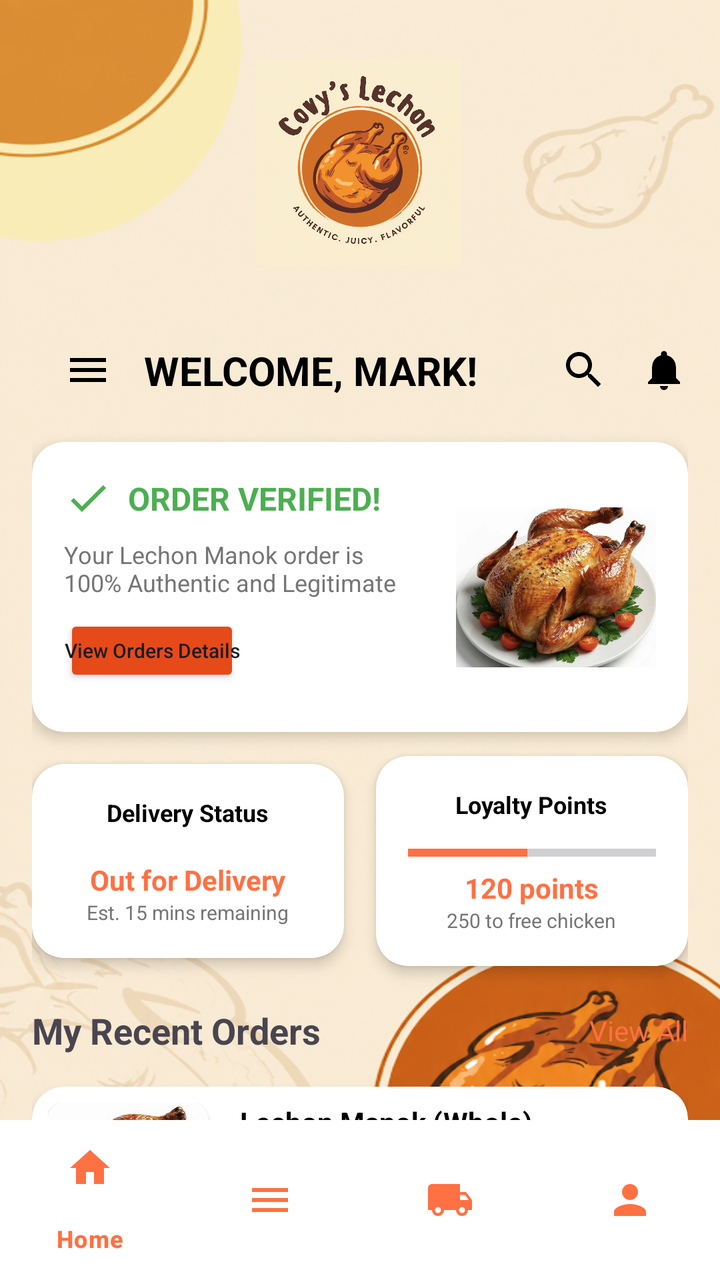
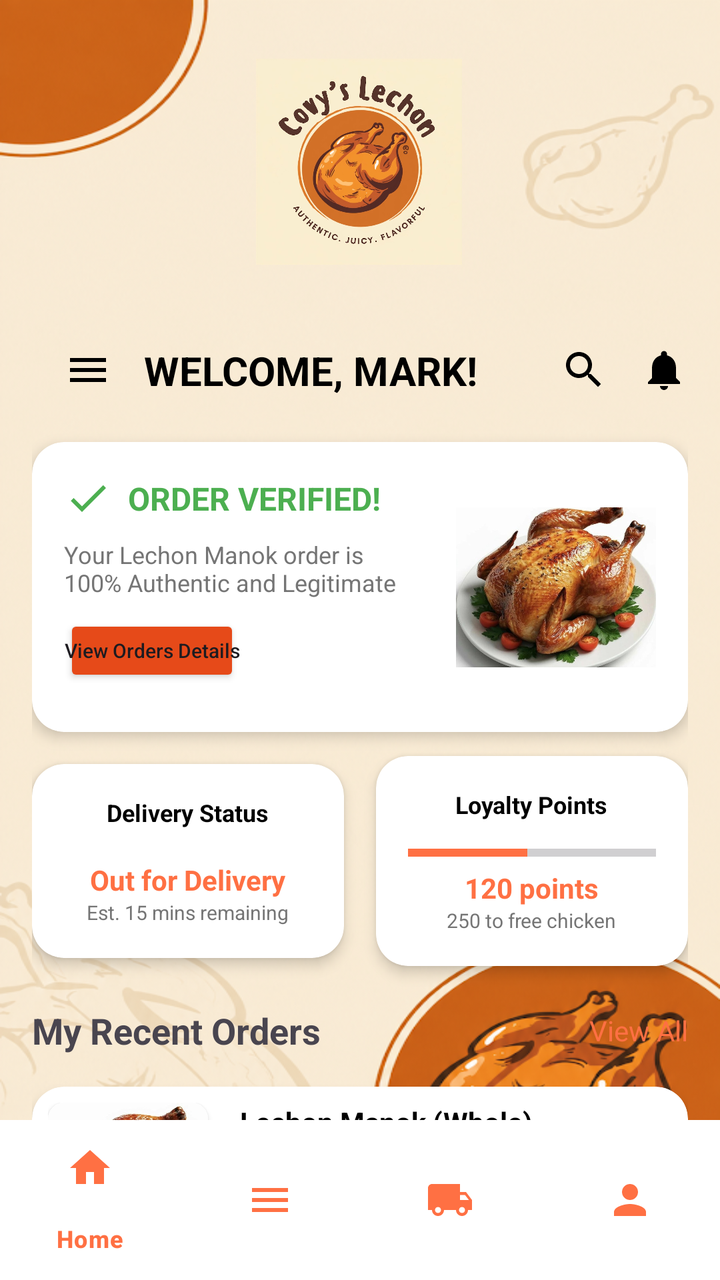

An Android layout rendered at two revisions. The XML below is the earlier revision; the diff shows what the commit changed to produce the second picture.
<!-- AndroidManifest.xml: application theme Theme.CoyvSplashScreen -->
<!-- res/layout/activity_dashboard.xml -->
<?xml version="1.0" encoding="utf-8"?>
<androidx.constraintlayout.widget.ConstraintLayout xmlns:android="http://schemas.android.com/apk/res/android"
    xmlns:app="http://schemas.android.com/apk/res-auto"
    xmlns:tools="http://schemas.android.com/tools"
    android:id="@+id/main"
    android:layout_width="match_parent"
    android:layout_height="match_parent"
    android:background="@drawable/signinbackgoundimage"
    tools:context=".DashBoardActivity">

    
    <View
        android:id="@+id/view_decoration"
        android:layout_width="200dp"
        android:layout_height="200dp"
        android:layout_marginStart="-80dp"
        android:layout_marginTop="-80dp"
        android:alpha="0.3"
        android:background="@drawable/bg_circle_decoration"
        app:layout_constraintStart_toStartOf="parent"
        app:layout_constraintTop_toTopOf="parent" />

    <androidx.core.widget.NestedScrollView
        android:layout_width="match_parent"
        android:layout_height="0dp"
        app:layout_constraintBottom_toTopOf="@+id/bottom_navigation"
        app:layout_constraintTop_toTopOf="parent">

        <androidx.constraintlayout.widget.ConstraintLayout
            android:layout_width="match_parent"
            android:layout_height="wrap_content"
            android:padding="@dimen/padding_medium">

            

            <ImageView
                android:id="@+id/covylogo"
                android:layout_width="153dp"
                android:layout_height="103dp"
                android:layout_marginTop="10dp"
                android:layout_marginBottom="36dp"
                android:contentDescription="Covy Lechon Logo"
                android:src="@drawable/logo"
                app:layout_constraintBottom_toTopOf="@+id/tv_welcome"
                app:layout_constraintEnd_toEndOf="parent"
                app:layout_constraintHorizontal_bias="0.498"
                app:layout_constraintStart_toStartOf="parent"
                app:layout_constraintTop_toTopOf="parent" />

            
            <ImageButton
                android:id="@+id/btn_menu_top"
                android:layout_width="@dimen/icon_size"
                android:layout_height="@dimen/icon_size"
                android:layout_marginStart="16dp"
                android:layout_marginTop="157dp"
                android:layout_marginEnd="16dp"
                android:layout_marginBottom="24dp"
                android:background="?attr/selectableItemBackgroundBorderless"
                android:src="@drawable/ic_menu"
                app:layout_constraintBottom_toTopOf="@+id/cv_verified"
                app:layout_constraintEnd_toStartOf="@+id/tv_welcome"
                app:layout_constraintStart_toStartOf="parent"
                app:layout_constraintTop_toTopOf="parent" />

            <TextView
                android:id="@+id/tv_welcome"
                android:layout_width="wrap_content"
                android:layout_height="wrap_content"
                android:layout_marginStart="@dimen/padding_medium"
                android:text="WELCOME, MARK!"
                android:textColor="@color/black"
                android:textSize="20sp"
                android:textStyle="bold"
                app:layout_constraintBottom_toBottomOf="@+id/btn_menu_top"
                app:layout_constraintStart_toEndOf="@+id/btn_menu_top"
                app:layout_constraintTop_toTopOf="@+id/btn_menu_top" />

            <ImageButton
                android:id="@+id/btn_notification"
                android:layout_width="@dimen/icon_size"
                android:layout_height="@dimen/icon_size"
                android:background="?attr/selectableItemBackgroundBorderless"
                android:src="@drawable/ic_notifications"
                app:layout_constraintBottom_toBottomOf="@+id/btn_menu_top"
                app:layout_constraintEnd_toEndOf="parent"
                app:layout_constraintTop_toTopOf="@+id/btn_menu_top" />

            <ImageButton
                android:id="@+id/btn_search"
                android:layout_width="@dimen/icon_size"
                android:layout_height="@dimen/icon_size"
                android:layout_marginEnd="@dimen/padding_medium"
                android:background="?attr/selectableItemBackgroundBorderless"
                android:src="@drawable/ic_search"
                app:layout_constraintBottom_toBottomOf="@+id/btn_menu_top"
                app:layout_constraintEnd_toStartOf="@+id/btn_notification"
                app:layout_constraintTop_toTopOf="@+id/btn_menu_top" />

            
            <androidx.cardview.widget.CardView
                android:id="@+id/cv_verified"
                android:layout_width="match_parent"
                android:layout_height="wrap_content"
                android:layout_marginTop="@dimen/padding_large"
                app:cardCornerRadius="@dimen/corner_radius"
                app:cardElevation="@dimen/card_elevation"
                app:layout_constraintTop_toBottomOf="@+id/btn_menu_top">

                <androidx.constraintlayout.widget.ConstraintLayout
                    android:layout_width="match_parent"
                    android:layout_height="145dp"
                    android:padding="@dimen/padding_medium">

                    <ImageView
                        android:id="@+id/iv_check"
                        android:layout_width="24dp"
                        android:layout_height="24dp"
                        android:contentDescription="Verified"
                        android:src="@drawable/ic_check"
                        app:layout_constraintStart_toStartOf="parent"
                        app:layout_constraintTop_toTopOf="parent" />

                    <TextView
                        android:id="@+id/tv_verified_status"
                        android:layout_width="wrap_content"
                        android:layout_height="wrap_content"
                        android:layout_marginStart="@dimen/padding_small"
                        android:text="ORDER VERIFIED!"
                        android:textColor="@color/green_verified"
                        android:textSize="16sp"
                        android:textStyle="bold"
                        app:layout_constraintBottom_toBottomOf="@+id/iv_check"
                        app:layout_constraintStart_toEndOf="@+id/iv_check"
                        app:layout_constraintTop_toTopOf="@+id/iv_check" />

                    <TextView
                        android:id="@+id/tv_verified_desc"
                        android:layout_width="0dp"
                        android:layout_height="wrap_content"
                        android:layout_marginTop="@dimen/padding_small"
                        android:text="Your Lechon Manok order is\n100% Authentic and Legitimate"
                        android:textColor="@color/text_grey"
                        android:textSize="12sp"
                        app:layout_constraintEnd_toStartOf="@+id/iv_verified_chicken"
                        app:layout_constraintStart_toStartOf="parent"
                        app:layout_constraintTop_toBottomOf="@+id/iv_check" />

                    <Button
                        android:id="@+id/btn_view_details"
                        android:layout_width="wrap_content"
                        android:layout_height="36dp"
                        android:layout_marginTop="@dimen/padding_small"
                        android:backgroundTint="@color/orange_dark"
                        android:padding="0dp"
                        android:text="View Orders Details"
                        android:textAllCaps="false"
                        android:textSize="10sp"
                        app:layout_constraintStart_toStartOf="parent"
                        app:layout_constraintTop_toBottomOf="@+id/tv_verified_desc" />

                    <ImageView
                        android:id="@+id/iv_verified_chicken"
                        android:layout_width="100dp"
                        android:layout_height="80dp"
                        android:scaleType="centerCrop"
                        android:src="@drawable/f423b4974f4dd7924f11f1bad41bf1b4"
                        app:layout_constraintBottom_toBottomOf="parent"
                        app:layout_constraintEnd_toEndOf="parent"
                        app:layout_constraintTop_toTopOf="parent" />
                </androidx.constraintlayout.widget.ConstraintLayout>
            </androidx.cardview.widget.CardView>

            
            <androidx.cardview.widget.CardView
                android:id="@+id/cv_status"
                android:layout_width="0dp"
                android:layout_height="wrap_content"
                android:layout_marginTop="@dimen/padding_medium"
                android:layout_marginEnd="@dimen/padding_small"
                app:cardCornerRadius="@dimen/corner_radius"
                app:cardElevation="@dimen/card_elevation"
                app:layout_constraintEnd_toStartOf="@+id/cv_loyalty"
                app:layout_constraintStart_toStartOf="parent"
                app:layout_constraintTop_toBottomOf="@+id/cv_verified">

                <LinearLayout
                    android:layout_width="match_parent"
                    android:layout_height="wrap_content"
                    android:gravity="center"
                    android:orientation="vertical"
                    android:padding="@dimen/padding_medium">

                    <TextView
                        android:layout_width="wrap_content"
                        android:layout_height="wrap_content"
                        android:text="Delivery Status"
                        android:textColor="@color/black"
                        android:textSize="12sp"
                        android:textStyle="bold" />

                    <TextView
                        android:layout_width="wrap_content"
                        android:layout_height="wrap_content"
                        android:layout_marginTop="16dp"
                        android:text="Out for Delivery"
                        android:textColor="@color/orange_primary"
                        android:textSize="14sp"
                        android:textStyle="bold" />

                    <TextView
                        android:layout_width="wrap_content"
                        android:layout_height="wrap_content"
                        android:text="Est. 15 mins remaining"
                        android:textColor="@color/text_grey"
                        android:textSize="10sp" />
                </LinearLayout>
            </androidx.cardview.widget.CardView>

            <androidx.cardview.widget.CardView
                android:id="@+id/cv_loyalty"
                android:layout_width="0dp"
                android:layout_height="wrap_content"
                android:layout_marginStart="@dimen/padding_small"
                app:cardCornerRadius="@dimen/corner_radius"
                app:cardElevation="@dimen/card_elevation"
                app:layout_constraintBottom_toBottomOf="@+id/cv_status"
                app:layout_constraintEnd_toEndOf="parent"
                app:layout_constraintStart_toEndOf="@+id/cv_status"
                app:layout_constraintTop_toTopOf="@+id/cv_status">

                <LinearLayout
                    android:layout_width="match_parent"
                    android:layout_height="wrap_content"
                    android:gravity="center"
                    android:orientation="vertical"
                    android:padding="@dimen/padding_medium">

                    <TextView
                        android:layout_width="wrap_content"
                        android:layout_height="wrap_content"
                        android:text="Loyalty Points"
                        android:textColor="@color/black"
                        android:textSize="12sp"
                        android:textStyle="bold" />

                    <ProgressBar
                        style="?android:attr/progressBarStyleHorizontal"
                        android:layout_width="match_parent"
                        android:layout_height="wrap_content"
                        android:layout_marginTop="@dimen/padding_small"
                        android:progress="120"
                        android:max="250"
                        android:progressTint="@color/orange_primary" />

                    <TextView
                        android:layout_width="wrap_content"
                        android:layout_height="wrap_content"
                        android:text="120 points"
                        android:textColor="@color/orange_primary"
                        android:textSize="14sp"
                        android:textStyle="bold" />

                    <TextView
                        android:layout_width="wrap_content"
                        android:layout_height="wrap_content"
                        android:text="250 to free chicken"
                        android:textColor="@color/text_grey"
                        android:textSize="10sp" />
                </LinearLayout>
            </androidx.cardview.widget.CardView>

            
            <TextView
                android:id="@+id/tv_recent_orders"
                android:layout_width="wrap_content"
                android:layout_height="wrap_content"
                android:layout_marginTop="@dimen/padding_large"
                android:text="My Recent Orders"
                android:textSize="18sp"
                android:textStyle="bold"
                app:layout_constraintStart_toStartOf="parent"
                app:layout_constraintTop_toBottomOf="@+id/cv_status" />

            <TextView
                android:id="@+id/tv_view_all"
                android:layout_width="wrap_content"
                android:layout_height="wrap_content"
                android:text="View All"
                android:textColor="@color/orange_primary"
                app:layout_constraintBottom_toBottomOf="@+id/tv_recent_orders"
                app:layout_constraintEnd_toEndOf="parent"
                app:layout_constraintTop_toTopOf="@+id/tv_recent_orders" />

            <androidx.cardview.widget.CardView
                android:id="@+id/cv_order_item"
                android:layout_width="match_parent"
                android:layout_height="wrap_content"
                android:layout_marginTop="@dimen/padding_medium"
                app:cardCornerRadius="@dimen/corner_radius"
                app:cardElevation="@dimen/card_elevation"
                app:layout_constraintTop_toBottomOf="@+id/tv_recent_orders">

                <androidx.constraintlayout.widget.ConstraintLayout
                    android:layout_width="match_parent"
                    android:layout_height="wrap_content"
                    android:padding="@dimen/padding_small">

                    <androidx.cardview.widget.CardView
                        android:id="@+id/cv_order_img_container"
                        android:layout_width="80dp"
                        android:layout_height="80dp"
                        app:cardCornerRadius="8dp"
                        app:layout_constraintStart_toStartOf="parent"
                        app:layout_constraintTop_toTopOf="parent">

                        <ImageView
                            android:id="@+id/iv_order_img"
                            android:layout_width="match_parent"
                            android:layout_height="match_parent"
                            android:contentDescription="Order Image"
                            android:scaleType="centerCrop"
                            android:src="@drawable/f423b4974f4dd7924f11f1bad41bf1b4" />
                    </androidx.cardview.widget.CardView>

                    <TextView
                        android:id="@+id/tv_order_name"
                        android:layout_width="0dp"
                        android:layout_height="wrap_content"
                        android:layout_marginStart="@dimen/padding_medium"
                        android:text="Lechon Manok (Whole)"
                        android:textColor="@color/black"
                        android:textStyle="bold"
                        app:layout_constraintEnd_toStartOf="@+id/iv_order_arrow"
                        app:layout_constraintStart_toEndOf="@+id/cv_order_img_container"
                        app:layout_constraintTop_toTopOf="parent" />

                    <TextView
                        android:id="@+id/tv_order_id"
                        android:layout_width="wrap_content"
                        android:layout_height="wrap_content"
                        android:text="ID: #123"
                        android:textColor="@color/text_grey"
                        android:textSize="12sp"
                        app:layout_constraintStart_toStartOf="@+id/tv_order_name"
                        app:layout_constraintTop_toBottomOf="@+id/tv_order_name" />

                    <TextView
                        android:id="@+id/tv_order_date"
                        android:layout_width="wrap_content"
                        android:layout_height="wrap_content"
                        android:text="Dec 23, 2023 - 10:30 AM"
                        android:textColor="@color/text_grey"
                        android:textSize="12sp"
                        app:layout_constraintStart_toStartOf="@+id/tv_order_name"
                        app:layout_constraintTop_toBottomOf="@+id/tv_order_id" />

                    <TextView
                        android:id="@+id/tv_order_status"
                        android:layout_width="wrap_content"
                        android:layout_height="wrap_content"
                        android:layout_marginTop="4dp"
                        android:background="#D5F5E3"
                        android:paddingHorizontal="8dp"
                        android:paddingVertical="2dp"
                        android:text="Delivered"
                        android:textColor="#27AE60"
                        android:textSize="10sp"
                        android:textStyle="bold"
                        app:layout_constraintStart_toStartOf="@+id/tv_order_name"
                        app:layout_constraintTop_toBottomOf="@+id/tv_order_date" />

                    <ImageView
                        android:id="@+id/iv_order_arrow"
                        android:layout_width="24dp"
                        android:layout_height="24dp"
                        android:src="@android:drawable/ic_media_play"
                        app:layout_constraintBottom_toBottomOf="parent"
                        app:layout_constraintEnd_toEndOf="parent"
                        app:layout_constraintTop_toTopOf="parent"
                        app:tint="@color/black" />
                </androidx.constraintlayout.widget.ConstraintLayout>
            </androidx.cardview.widget.CardView>

            
            <Button
                android:id="@+id/btn_place_order"
                android:layout_width="match_parent"
                android:layout_height="60dp"
                android:layout_marginTop="10dp"
                android:layout_marginBottom="4dp"
                android:backgroundTint="@color/orange_primary"
                android:text="Place New Order"
                android:textColor="@color/white"
                app:cornerRadius="@dimen/corner_radius"
                app:layout_constraintBottom_toBottomOf="parent"
                app:layout_constraintTop_toBottomOf="@+id/cv_order_item"
                app:layout_constraintVertical_bias="0.0"
                tools:layout_editor_absoluteX="16dp" />

        </androidx.constraintlayout.widget.ConstraintLayout>
    </androidx.core.widget.NestedScrollView>

    <com.google.android.material.bottomnavigation.BottomNavigationView
        android:id="@+id/bottom_navigation"
        android:layout_width="match_parent"
        android:layout_height="wrap_content"
        android:background="@color/white"
        app:itemIconTint="@color/orange_primary"
        app:itemTextColor="@color/orange_primary"
        app:layout_constraintBottom_toBottomOf="parent"
        app:menu="@menu/bottom_nav_menu" />

</androidx.constraintlayout.widget.ConstraintLayout>
<!-- resources referenced by this layout -->
<resources>
  <color name="black">#FF000000</color>
  <color name="green_verified">#4CAF50</color>
  <color name="orange_dark">#E64A19</color>
  <color name="orange_primary">#FF7043</color>
  <color name="text_grey">#757575</color>
  <color name="white">#FFFFFFFF</color>
  <dimen name="card_elevation">4dp</dimen>
  <dimen name="corner_radius">16dp</dimen>
  <dimen name="icon_size">24dp</dimen>
  <dimen name="padding_large">24dp</dimen>
  <dimen name="padding_medium">16dp</dimen>
  <dimen name="padding_small">8dp</dimen>
  <!-- drawable bg_circle_decoration (drawable) -->
  <shape xmlns:android="http://schemas.android.com/apk/res/android"
      android:shape="oval">
      <solid android:color="#FFF176" />
  </shape>
  <!-- drawable f423b4974f4dd7924f11f1bad41bf1b4: jpg bitmap (drawable, 122413 bytes) -->
  <!-- drawable ic_check (drawable) -->
  <vector xmlns:android="http://schemas.android.com/apk/res/android"
      android:width="24dp"
      android:height="24dp"
      android:viewportWidth="24"
      android:viewportHeight="24">
      <path
          android:fillColor="#4CAF50"
          android:pathData="M9,16.17L4.83,12l-1.42,1.41L9,19 21,7l-1.41,-1.41z" />
  </vector>
  <!-- drawable ic_menu (drawable) -->
  <vector xmlns:android="http://schemas.android.com/apk/res/android"
      android:width="24dp"
      android:height="24dp"
      android:viewportWidth="24"
      android:viewportHeight="24">
      <path
          android:fillColor="#000000"
          android:pathData="M3,18h18v-2H3V18z M3,13h18v-2H3V13z M3,6v2h18V6H3z" />
  </vector>
  <!-- drawable ic_notifications (drawable) -->
  <vector xmlns:android="http://schemas.android.com/apk/res/android"
      android:width="24dp"
      android:height="24dp"
      android:viewportWidth="24"
      android:viewportHeight="24">
      <path
          android:fillColor="#000000"
          android:pathData="M12,22c1.1,0 2,-0.9 2,-2h-4c0,1.1 0.89,2 2,2zm6,-6v-5c0,-3.07 -1.64,-5.64 -4.5,-6.32V4c0,-0.83 -0.67,-1.5 -1.5,-1.5s-1.5,0.67 -1.5,1.5v0.68C7.63,5.36 6,7.92 6,11v5l-2,2v1h16v-1l-2,-2z" />
  </vector>
  <!-- drawable ic_search (drawable) -->
  <vector xmlns:android="http://schemas.android.com/apk/res/android"
      android:width="24dp"
      android:height="24dp"
      android:viewportWidth="24"
      android:viewportHeight="24">
      <path
          android:fillColor="#000000"
          android:pathData="M15.5,14h-0.79l-0.28,-0.27C15.41,12.59 16,11.11 16,9.5 16,5.91 13.09,3 9.5,3S3,5.91 3,9.5 5.91,16 9.5,16c1.61,0 3.09,-0.59 4.23,-1.57l0.27,0.28v0.79l5,4.99L20.49,19l-4.99,-5zm-6,0C7.01,14 5,11.99 5,9.5S7.01,5 9.5,5 14,7.01 14,9.5 11.99,14 9.5,14z" />
  </vector>
  <!-- drawable logo: jpg bitmap (drawable, 98396 bytes) -->
  <!-- drawable signinbackgoundimage: png bitmap (drawable, 391030 bytes) -->
  <style name="Theme.CoyvSplashScreen" parent="Base.Theme.CoyvSplashScreen" />
  <style name="Base.Theme.CoyvSplashScreen" parent="Theme.Material3.DayNight.NoActionBar">
          
          
      </style>
</resources>

<!-- the commit's change to res/layout/activity_dashboard.xml (unified diff, before → after) -->
@@ -16,7 +16,6 @@
         android:layout_marginStart="-80dp"
         android:layout_marginTop="-80dp"
         android:alpha="0.3"
-        android:background="@drawable/bg_circle_decoration"
         app:layout_constraintStart_toStartOf="parent"
         app:layout_constraintTop_toTopOf="parent" />
 
<!-- resource entries referenced after the edit -->
@@ -12,11 +12,6 @@
   <dimen name="padding_large">24dp</dimen>
   <dimen name="padding_medium">16dp</dimen>
   <dimen name="padding_small">8dp</dimen>
-  <!-- drawable bg_circle_decoration (drawable) -->
-  <shape xmlns:android="http://schemas.android.com/apk/res/android"
-      android:shape="oval">
-      <solid android:color="#FFF176" />
-  </shape>
   <!-- drawable f423b4974f4dd7924f11f1bad41bf1b4: jpg bitmap (drawable, 122413 bytes) -->
   <!-- drawable ic_check (drawable) -->
   <vector xmlns:android="http://schemas.android.com/apk/res/android"
